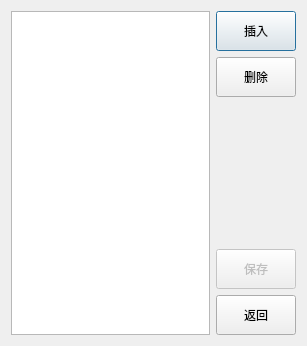
httpftpli/mdimh, file dialogtingche.ui: the form before one commit.
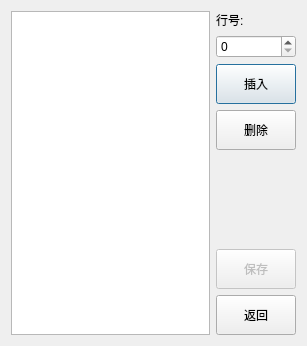
The form after the commit.

```diff
--- a/dialogtingche.ui
+++ b/dialogtingche.ui
@@ -29,8 +29,21 @@
    </item>
    <item>
     <layout class="QVBoxLayout" name="verticalLayout">
+     <item>
+      <widget class="QLabel" name="label">
+       <property name="text">
+        <string>行号:</string>
+       </property>
+      </widget>
+     </item>
+     <item>
+      <widget class="QSpinBox" name="spinBox"/>
+     </item>
      <item>
       <widget class="QPushButton" name="pushButton">
+       <property name="enabled">
+        <bool>true</bool>
+       </property>
        <property name="minimumSize">
         <size>
          <width>0</width>
```
